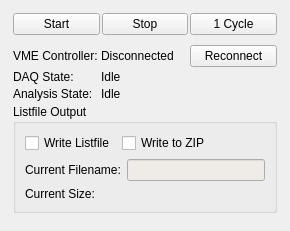
Old version of the form src/daqcontrol_widget.ui in the repository flueke/mvme.
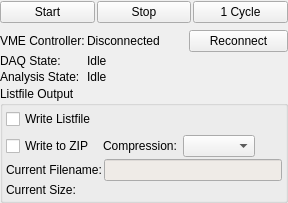
New version of the form.

Commit message: configurable listfile compression level

```diff
--- a/src/daqcontrol_widget.ui
+++ b/src/daqcontrol_widget.ui
@@ -6,14 +6,26 @@
    <rect>
     <x>0</x>
     <y>0</y>
-    <width>290</width>
-    <height>231</height>
+    <width>288</width>
+    <height>203</height>
    </rect>
   </property>
   <property name="windowTitle">
    <string>Form</string>
   </property>
   <layout class="QVBoxLayout" name="verticalLayout">
+   <property name="leftMargin">
+    <number>0</number>
+   </property>
+   <property name="topMargin">
+    <number>0</number>
+   </property>
+   <property name="rightMargin">
+    <number>0</number>
+   </property>
+   <property name="bottomMargin">
+    <number>0</number>
+   </property>
    <item>
     <widget class="QFrame" name="frame">
      <property name="frameShape">
@@ -27,16 +39,16 @@
        <number>2</number>
       </property>
       <property name="leftMargin">
-       <number>2</number>
+       <number>0</number>
       </property>
       <property name="topMargin">
-       <number>2</number>
+       <number>0</number>
       </property>
       <property name="rightMargin">
-       <number>2</number>
+       <number>0</number>
       </property>
       <property name="bottomMargin">
-       <number>2</number>
+       <number>0</number>
       </property>
       <item>
        <widget class="QPushButton" name="pb_start">
@@ -66,22 +78,22 @@
     <widget class="QFrame" name="frame_2">
      <layout class="QFormLayout" name="formLayout">
       <property name="horizontalSpacing">
-       <number>3</number>
+       <number>2</number>
       </property>
       <property name="verticalSpacing">
-       <number>3</number>
+       <number>2</number>
       </property>
       <property name="leftMargin">
-       <number>2</number>
+       <number>0</number>
       </property>
       <property name="topMargin">
-       <number>2</number>
+       <number>0</number>
       </property>
       <property name="rightMargin">
-       <number>2</number>
+       <number>0</number>
       </property>
       <property name="bottomMargin">
-       <number>2</number>
+       <number>0</number>
       </property>
       <item row="0" column="0">
        <widget class="QLabel" name="label">
@@ -131,12 +143,30 @@
          <string>Listfile Output</string>
         </property>
         <layout class="QFormLayout" name="formLayout_2">
+         <property name="horizontalSpacing">
+          <number>2</number>
+         </property>
+         <property name="verticalSpacing">
+          <number>2</number>
+         </property>
+         <property name="leftMargin">
+          <number>3</number>
+         </property>
+         <property name="topMargin">
+          <number>3</number>
+         </property>
+         <property name="rightMargin">
+          <number>3</number>
+         </property>
+         <property name="bottomMargin">
+          <number>3</number>
+         </property>
          <item row="0" column="0" colspan="2">
           <widget class="QFrame" name="frame_3">
            <property name="frameShape">
             <enum>QFrame::NoFrame</enum>
            </property>
-           <layout class="QHBoxLayout" name="horizontalLayout_3">
+           <layout class="QGridLayout" name="gridLayout" columnstretch="0,0,1,2">
             <property name="leftMargin">
              <number>0</number>
             </property>
@@ -149,21 +179,31 @@
             <property name="bottomMargin">
              <number>0</number>
             </property>
-            <item>
-             <widget class="QCheckBox" name="cb_writeListfile">
-              <property name="text">
-               <string>Write Listfile</string>
-              </property>
-             </widget>
-            </item>
-            <item>
+            <item row="1" column="0">
              <widget class="QCheckBox" name="cb_writeZip">
               <property name="text">
                <string>Write to ZIP</string>
               </property>
              </widget>
             </item>
-            <item>
+            <item row="0" column="0">
+             <widget class="QCheckBox" name="cb_writeListfile">
+              <property name="text">
+               <string>Write Listfile</string>
+              </property>
+             </widget>
+            </item>
+            <item row="1" column="2">
+             <widget class="QComboBox" name="combo_compression"/>
+            </item>
+            <item row="1" column="1">
+             <widget class="QLabel" name="label_4">
+              <property name="text">
+               <string>Compression:</string>
+              </property>
+             </widget>
+            </item>
+            <item row="1" column="3">
              <spacer name="horizontalSpacer">
               <property name="orientation">
                <enum>Qt::Horizontal</enum>
@@ -264,19 +304,6 @@
      </layout>
     </widget>
    </item>
-   <item>
-    <spacer name="verticalSpacer">
-     <property name="orientation">
-      <enum>Qt::Vertical</enum>
-     </property>
-     <property name="sizeHint" stdset="0">
-      <size>
-       <width>20</width>
-       <height>1</height>
-      </size>
-     </property>
-    </spacer>
-   </item>
   </layout>
  </widget>
  <resources/>
```
The commit also changes 5 other files.
